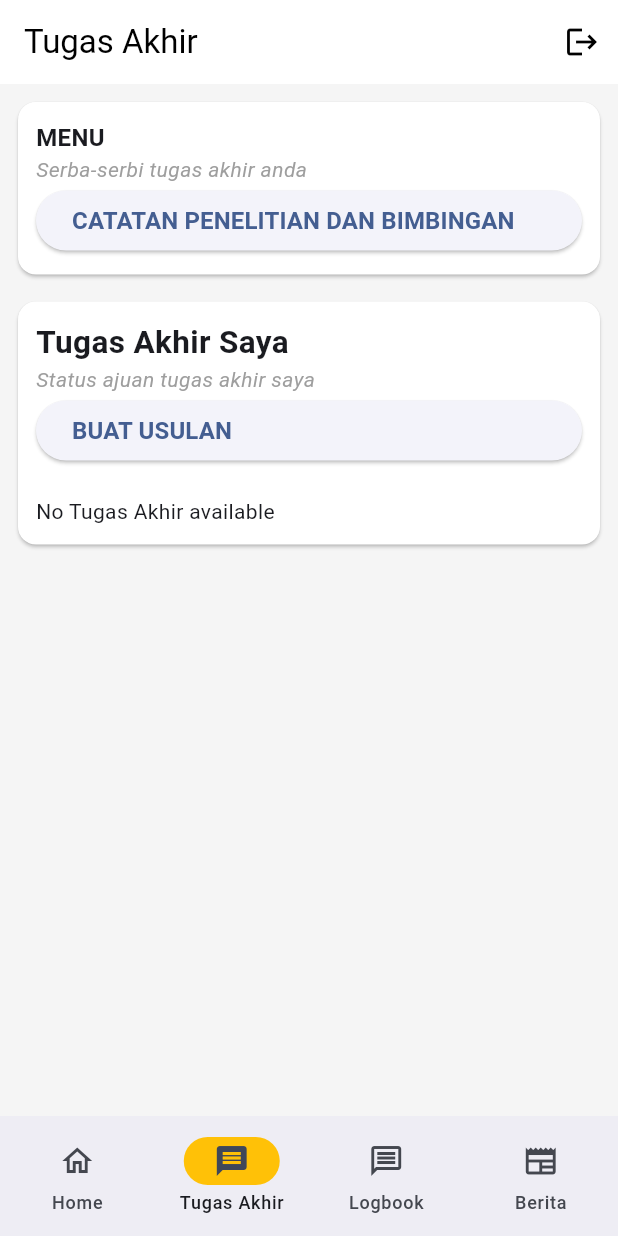
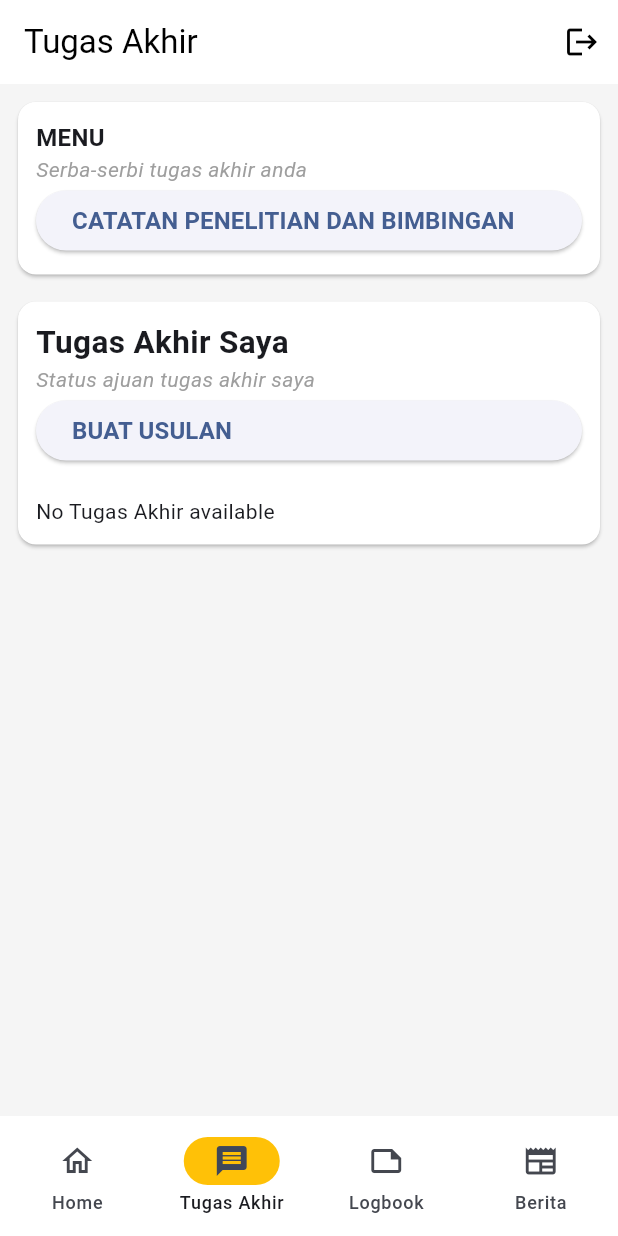
Before and after one commit to abhiramadamas/FP-PPB, a Flutter app: the screen it shows once a user with an empty profile is signed in, item 2 of the bottom bar chosen, on a phone screen of 412 x 824 dp. Run offline on Flutter 3.47's test engine with Material 3 defaults, Android fonts, the phone set to English and light mode, and no system bars; our stand-ins replace cloud_firestore, firebase_auth, firebase_core; accounts and stored records are empty.

Commit message:
feat: better navigation icon

```diff
--- a/lib/ui/components/main_navigation.dart
+++ b/lib/ui/components/main_navigation.dart
@@ -1,4 +1,5 @@
 import 'package:flutter/material.dart';
+import 'package:logprota/ui/views/home/home_page.dart';
 import 'package:logprota/ui/views/logbook/logbook_page.dart';
 import 'package:logprota/ui/views/berita/berita_page.dart';
 import 'package:logprota/ui/views/tugas_akhir.dart';
@@ -38,6 +39,7 @@ class _MainNavigationState extends State<MainNavigation> {
             currentPageIndex = index;
           });
         },
+        backgroundColor: Colors.white,
         indicatorColor: Colors.amber,
         selectedIndex: currentPageIndex,
         destinations: const [
@@ -48,12 +50,12 @@ class _MainNavigationState extends State<MainNavigation> {
           ),
           NavigationDestination(
             selectedIcon: Icon(Icons.message),
-            icon: Icon(Icons.message_outlined),
+            icon: Icon(Icons.book_outlined),
             label: 'Tugas Akhir',
           ),
           NavigationDestination(
             selectedIcon: Icon(Icons.message),
-            icon: Icon(Icons.message_outlined),
+            icon: Icon(Icons.note_outlined),
             label: 'Logbook',
           ),
           NavigationDestination(
@@ -64,17 +66,7 @@ class _MainNavigationState extends State<MainNavigation> {
         ],
       ),
       body: <Widget>[
-        const Card(
-          shadowColor: Colors.transparent,
-          margin: EdgeInsets.all(8.0),
-          child: SizedBox.expand(
-            child: Center(
-              child: Text(
-                'Home page',
-              ),
-            ),
-          ),
-        ),
+        const HomePage(),
         const TugasAkhir(),
         const LogbookPage(),
         const BeritaPage()
```
Also changed, not shown: lib/ui/views/home/home_page.dart (added, +29 -0 lines).
